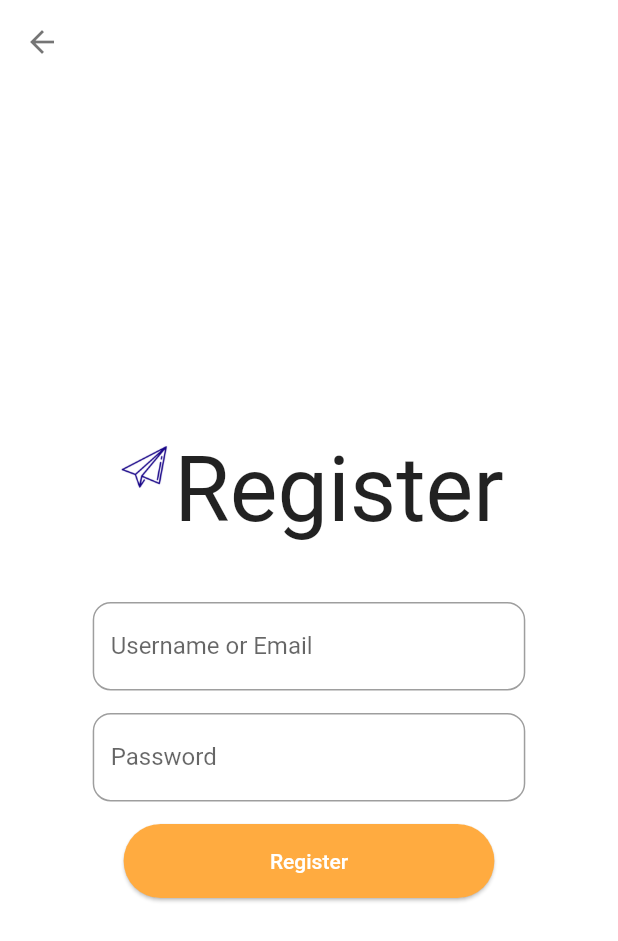
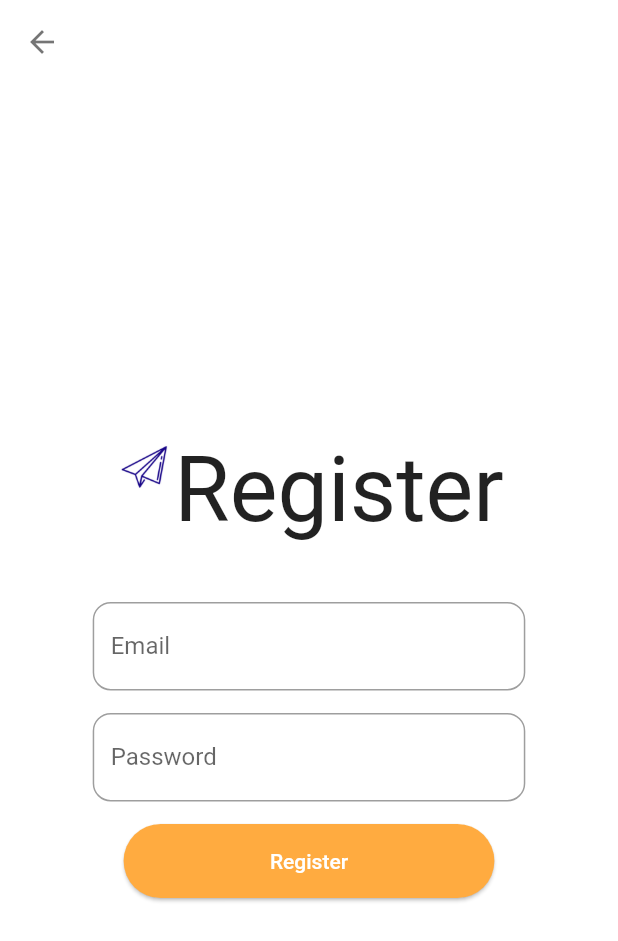
Before and after one commit to geekymeeky/chitchat, a Flutter app: the screen it shows after launch, after a tap on "Register", on a phone screen of 412 x 824 dp. Shown: the top 941 px of the screen. Run offline on Flutter 3.47's test engine with Material 2 defaults, Android fonts, the phone set to English and light mode, and no system bars; our stand-ins replace animated_text_kit.

Commit message:
Refactored code

```diff
--- /dev/null
+++ b/lib/components/pill_button.dart
@@ -0,0 +1,29 @@
+import 'package:flutter/material.dart';
+
+class PillButton extends StatelessWidget {
+  PillButton({this.text, this.color, @required this.onPress, this.queryData});
+
+  final String text;
+  final Color color;
+  final Function onPress;
+  final MediaQueryData queryData;
+  @override
+  Widget build(BuildContext context) {
+    return TextButton(
+      onPressed: onPress,
+      style: TextButton.styleFrom(
+        backgroundColor: color,
+        shape: RoundedRectangleBorder(
+          borderRadius: BorderRadius.circular(50.0),
+        ),
+        elevation: 1.0,
+        minimumSize:
+            Size(queryData.size.width * 0.6, queryData.size.height * 0.06),
+      ),
+      child: Text(
+        text,
+        style: TextStyle(color: Colors.white),
+      ),
+    );
+  }
+}
--- a/lib/screens/login_screen.dart
+++ b/lib/screens/login_screen.dart
@@ -48,13 +48,7 @@ class _LoginScreenState extends State<LoginScreen> {
               Container(
                 child: TextField(
                   autofocus: false,
-                  decoration: InputDecoration(
-                    border: OutlineInputBorder(
-                      borderRadius: BorderRadius.circular(12.0),
-                      borderSide: BorderSide(color: Colors.deepPurple),
-                    ),
-                    hintText: 'Username or Email',
-                  ),
+                  decoration: kTextFieldDecor,
                   maxLines: 1,
                   onChanged: (value) {},
                 ),
@@ -67,13 +61,7 @@ class _LoginScreenState extends State<LoginScreen> {
                 child: TextField(
                   autofocus: false,
                   obscureText: true,
-                  decoration: InputDecoration(
-                    border: OutlineInputBorder(
-                      borderRadius: BorderRadius.circular(12.0),
-                      borderSide: BorderSide(color: Colors.deepPurple),
-                    ),
-                    hintText: 'Password',
-                  ),
+                  decoration: kTextFieldDecor,
                   maxLines: 1,
                   onChanged: (value) {},
                 ),
--- a/lib/screens/registration_screen.dart
+++ b/lib/screens/registration_screen.dart
@@ -1,3 +1,4 @@
+import 'package:chitchat/components/pill_button.dart';
 import 'package:chitchat/utils/constants.dart';
 import 'package:flutter/material.dart';
 
@@ -15,7 +16,6 @@ class _RegistrationScreenState extends State<RegistrationScreen> {
     return Scaffold(
       appBar: AppBar(),
       body: SafeArea(
-        child: Center(
         child: Column(
           mainAxisAlignment: MainAxisAlignment.center,
           children: [
@@ -48,13 +48,7 @@ class _RegistrationScreenState extends State<RegistrationScreen> {
             Container(
               child: TextField(
                 autofocus: false,
-                  decoration: InputDecoration(
-                    border: OutlineInputBorder(
-                      borderRadius: BorderRadius.circular(12.0),
-                      borderSide: BorderSide(color: Colors.deepPurple),
-                    ),
-                    hintText: 'Username or Email',
-                  ),
+                decoration: kTextFieldDecor.copyWith(hintText: 'Email'),
                 maxLines: 1,
                 onChanged: (value) {},
               ),
@@ -67,13 +61,7 @@ class _RegistrationScreenState extends State<RegistrationScreen> {
               child: TextField(
                 autofocus: false,
                 obscureText: true,
-                  decoration: InputDecoration(
-                    border: OutlineInputBorder(
-                      borderRadius: BorderRadius.circular(12.0),
-                      borderSide: BorderSide(color: Colors.deepPurple),
-                    ),
-                    hintText: 'Password',
-                  ),
+                decoration: kTextFieldDecor.copyWith(hintText: 'Password'),
                 maxLines: 1,
                 onChanged: (value) {},
               ),
@@ -82,25 +70,15 @@ class _RegistrationScreenState extends State<RegistrationScreen> {
             SizedBox(
               height: 15.0,
             ),
-              TextButton(
-                onPressed: () {
+            PillButton(
+              onPress: () {
                 Navigator.pushReplacementNamed(context, 'login_screen');
               },
-                style: TextButton.styleFrom(
-                    backgroundColor: Colors.orangeAccent,
-                    shape: RoundedRectangleBorder(
-                      borderRadius: BorderRadius.circular(50.0),
-                    ),
-                    elevation: 1.0,
-                    minimumSize: Size(queryData.size.width * 0.6,
-                        queryData.size.height * 0.06)),
-                child: Text(
-                  'Register',
-                  style: TextStyle(color: Colors.white),
-                ),
+              color: Colors.orangeAccent,
+              text: 'Register',
+              queryData: queryData,
             )
           ],
-          ),
         ),
       ),
     );
--- a/lib/screens/welcome_screen.dart
+++ b/lib/screens/welcome_screen.dart
@@ -1,6 +1,7 @@
 import 'package:animated_text_kit/animated_text_kit.dart';
 import 'package:flutter/material.dart';
 import 'package:chitchat/utils/constants.dart';
+import 'package:chitchat/components/pill_button.dart';
 
 class WelcomeScreen extends StatefulWidget {
   static const String id = 'welcome_screen';
@@ -16,9 +17,9 @@ class _WelcomeScreenState extends State<WelcomeScreen> {
     return Scaffold(
       appBar: AppBar(),
       body: SafeArea(
-        child: Center(
         child: Column(
           mainAxisAlignment: MainAxisAlignment.center,
+          crossAxisAlignment: CrossAxisAlignment.center,
           children: [
             Padding(
               padding: const EdgeInsets.all(10.0),
@@ -35,64 +36,43 @@ class _WelcomeScreenState extends State<WelcomeScreen> {
                     ),
                   ),
                   Container(
-                      child: DefaultTextStyle(
-                        style: const TextStyle(
-                            fontSize: 72.0,
-                            color: Colors.black,
-                            fontWeight: FontWeight.w700),
                     child: AnimatedTextKit(
                       animatedTexts: [
                         TypewriterAnimatedText(
                           'Chitchat',
+                          textStyle: TextStyle(
+                              fontSize: 72.0,
+                              color: Colors.black,
+                              fontWeight: FontWeight.w700),
                           speed: const Duration(milliseconds: 100),
                         ),
                       ],
                       totalRepeatCount: 1,
                     ),
                   ),
-                    ),
                 ],
               ),
             ),
-              TextButton(
-                onPressed: () {
+            PillButton(
+              text: 'Login',
+              color: Colors.deepPurple,
+              onPress: () {
                 Navigator.pushNamed(context, 'login_screen');
               },
-                style: TextButton.styleFrom(
-                    backgroundColor: Colors.deepPurple,
-                    shape: RoundedRectangleBorder(
-                      borderRadius: BorderRadius.circular(50.0),
-                    ),
-                    elevation: 1.0,
-                    minimumSize: Size(queryData.size.width * 0.6,
-                        queryData.size.height * 0.06)),
-                child: Text(
-                  'Login',
-                  style: TextStyle(color: Colors.white),
-                ),
+              queryData: queryData,
             ),
             SizedBox(
               height: 15.0,
             ),
-              TextButton(
-                onPressed: () {
+            PillButton(
+              text: 'Register',
+              color: Colors.orangeAccent,
+              onPress: () {
                 Navigator.pushNamed(context, 'registration_screen');
               },
-                style: TextButton.styleFrom(
-                    backgroundColor: Colors.orangeAccent,
-                    shape: RoundedRectangleBorder(
-                      borderRadius: BorderRadius.circular(50.0),
-                    ),
-                    elevation: 1.0,
-                    minimumSize: Size(queryData.size.width * 0.6,
-                        queryData.size.height * 0.06)),
-                child: Text(
-                  'Register',
-                  style: TextStyle(color: Colors.white),
-                ),
+              queryData: queryData,
             )
           ],
-          ),
         ),
       ),
     );
--- a/lib/utils/constants.dart
+++ b/lib/utils/constants.dart
@@ -6,3 +6,19 @@ const Color kAppBarIconColor = Colors.black54;
 
 //Images
 const AssetImage kLogo = AssetImage('images/logo.png');
+
+//Styles
+const InputDecoration kTextFieldDecor = InputDecoration(
+  border: OutlineInputBorder(
+    borderRadius: BorderRadius.all(
+      const Radius.circular(12.0),
+    ),
+  ),
+  focusedBorder: OutlineInputBorder(
+    borderRadius: BorderRadius.all(
+      const Radius.circular(20.0),
+    ),
+    borderSide: BorderSide(color: Colors.deepPurple),
+  ),
+  hintText: 'Username or Email',
+);
```
Lines whose indentation alone changed are shown as unchanged.
